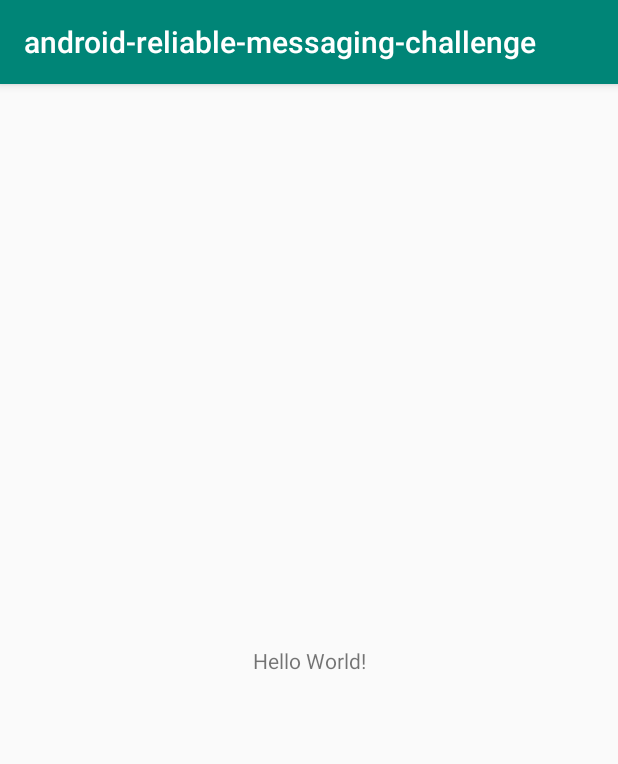
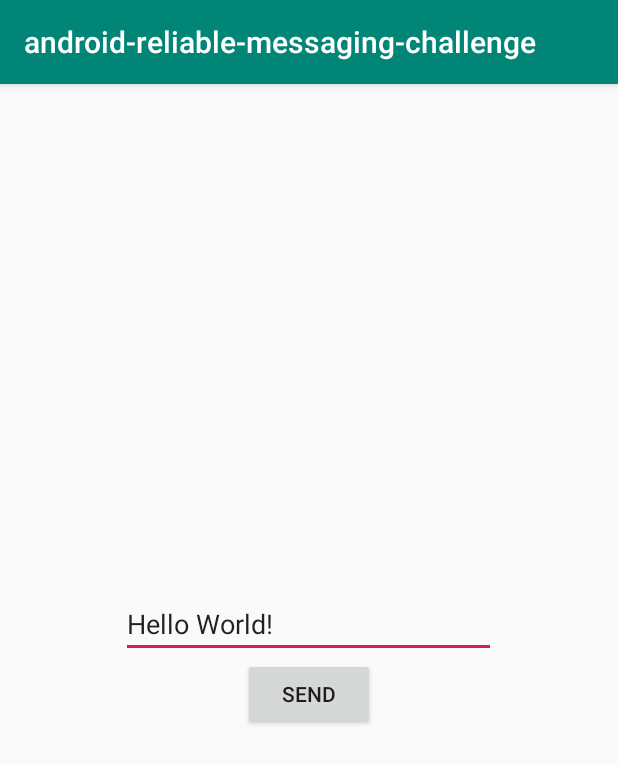
Before and after one commit to ronashco/android-reliable-messaging-challenge, an Android app: the screen it shows after launch (MainActivity), on a phone screen of 412 x 824 dp. Shown: the top 764 px of the screen. Run offline under Robolectric (Android 15) with nearby library versions, the phone set to English and light mode, and no system bars.

Commit message:
Create UI to send message.

```diff
--- a/app/src/main/res/layout/activity_main.xml
+++ b/app/src/main/res/layout/activity_main.xml
@@ -1,19 +1,21 @@
 <?xml version="1.0" encoding="utf-8"?>
-<androidx.constraintlayout.widget.ConstraintLayout
-        xmlns:android="http://schemas.android.com/apk/res/android"
-        xmlns:tools="http://schemas.android.com/tools"
-        xmlns:app="http://schemas.android.com/apk/res-auto"
-        android:layout_width="match_parent"
-        android:layout_height="match_parent"
-        tools:context=".MainActivity">
+<LinearLayout xmlns:android="http://schemas.android.com/apk/res/android"
+              xmlns:tools="http://schemas.android.com/tools"
+              android:layout_width="match_parent"
+              android:layout_height="match_parent"
+              android:gravity="center"
+              android:orientation="vertical"
+              tools:context=".MainActivity">
 
-    <TextView
+    <EditText
+            android:id="@+id/edit_text"
+            android:layout_width="250dp"
+            android:layout_height="wrap_content"
+            android:text="Hello World!"
+            android:maxLines="10"/>
+
+    <Button
             android:layout_width="wrap_content"
             android:layout_height="wrap_content"
-            android:text="Hello World!"
-            app:layout_constraintBottom_toBottomOf="parent"
-            app:layout_constraintLeft_toLeftOf="parent"
-            app:layout_constraintRight_toRightOf="parent"
-            app:layout_constraintTop_toTopOf="parent"/>
-
-</androidx.constraintlayout.widget.ConstraintLayout>
+            android:text="@string/send"/>
+</LinearLayout>
--- a/app/src/main/res/values/strings.xml
+++ b/app/src/main/res/values/strings.xml
@@ -1,3 +1,4 @@
 <resources>
     <string name="app_name">android-reliable-messaging-challenge</string>
+    <string name="send">send</string>
 </resources>
```
